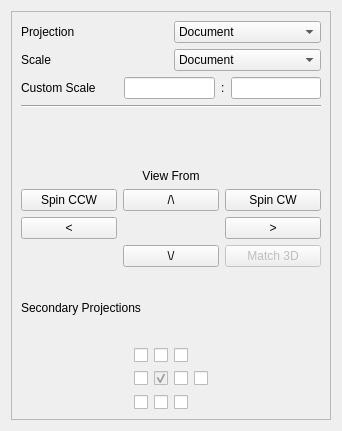
The window that src/Mod/TechDraw/Gui/TaskProjGroup.ui (berndhahnebach/All_FreeCAD) describes before a commit, drawn with Qt 5.
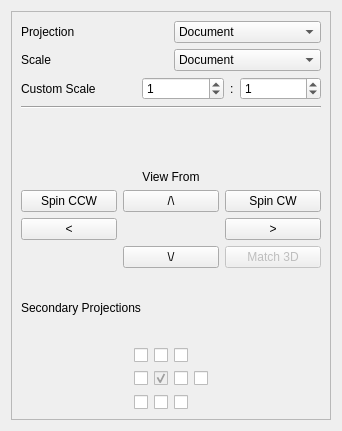
The same window after the commit.

Commit message: Fix #2692  TaskProjectGroup cancel button

```diff
--- a/src/Mod/TechDraw/Gui/TaskProjGroup.ui
+++ b/src/Mod/TechDraw/Gui/TaskProjGroup.ui
@@ -110,7 +110,7 @@
          </layout>
         </item>
         <item>
-         <layout class="QHBoxLayout" name="horizontalLayout_6">
+         <layout class="QHBoxLayout" name="horizontalLayout_6" stretch="0,0,1,0,1">
           <item>
            <widget class="QLabel" name="label_2">
             <property name="text">
@@ -132,12 +132,9 @@
            </spacer>
           </item>
           <item>
-           <widget class="QLineEdit" name="scaleNum">
-            <property name="sizePolicy">
-             <sizepolicy hsizetype="Expanding" vsizetype="Fixed">
-              <horstretch>0</horstretch>
-              <verstretch>0</verstretch>
-             </sizepolicy>
+           <widget class="QSpinBox" name="sbScaleNum">
+            <property name="value">
+             <number>1</number>
             </property>
            </widget>
           </item>
@@ -149,7 +146,11 @@
            </widget>
           </item>
           <item>
-           <widget class="QLineEdit" name="scaleDenom"/>
+           <widget class="QSpinBox" name="sbScaleDen">
+            <property name="value">
+             <number>1</number>
+            </property>
+           </widget>
           </item>
          </layout>
         </item>
```
The commit also changes 14 other files.
